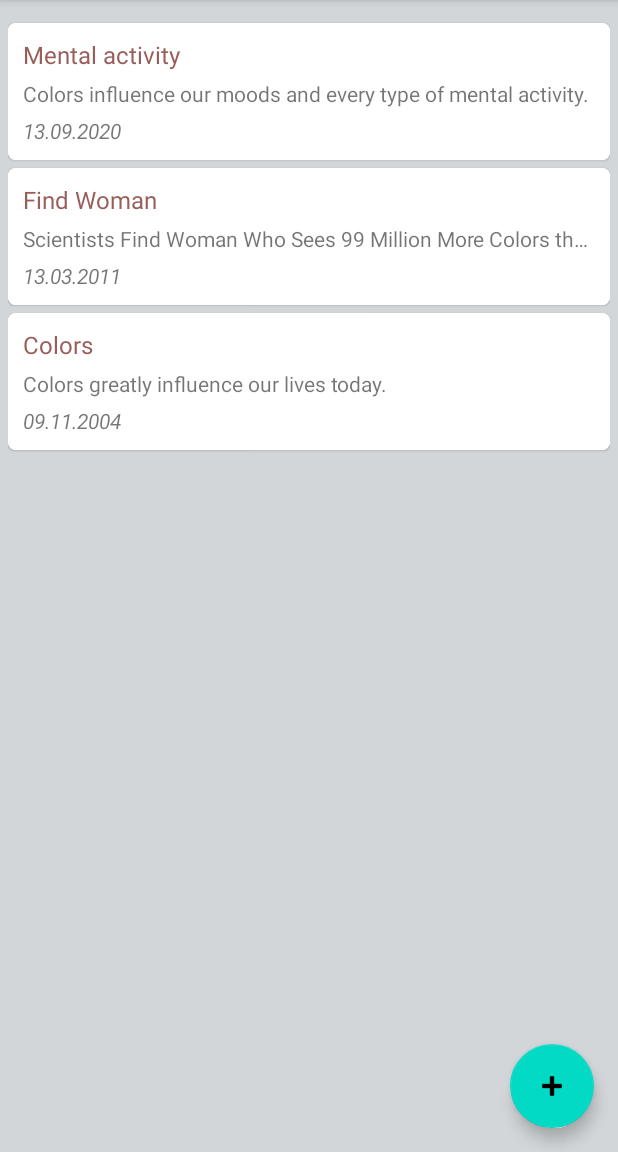
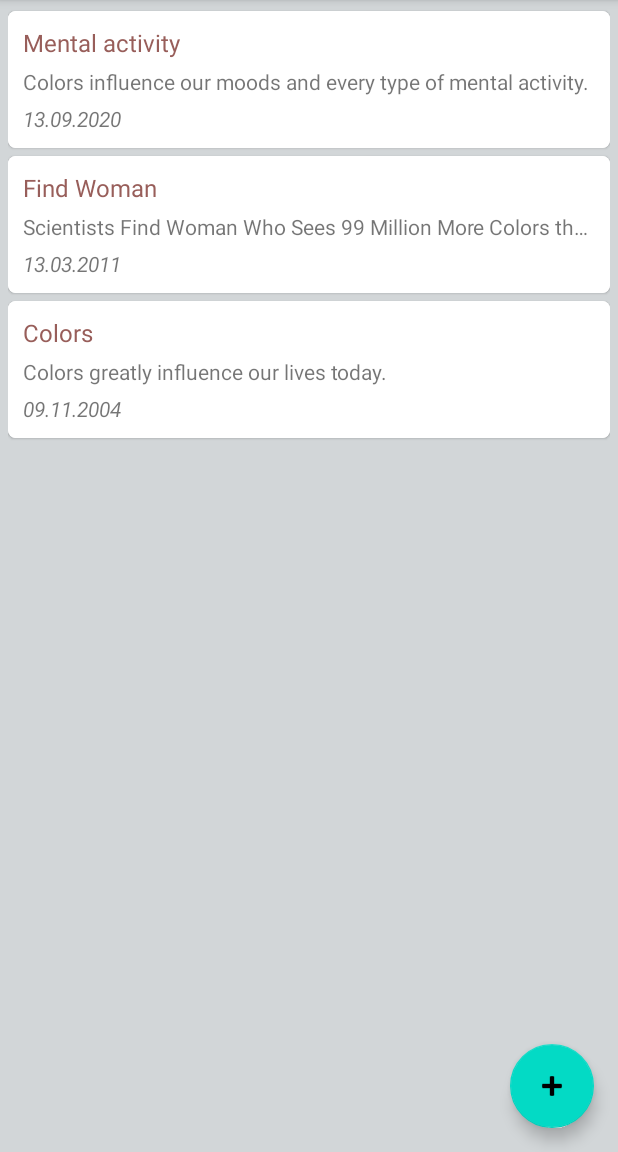
Before and after one commit to PobWalerii/NotesApp, an Android app: the screen it shows after launch (MainActivity), on a phone screen of 412 x 824 dp, the part 84-1236 px from its top. Run offline under Robolectric (Android 15) with nearby library versions, the phone set to English and light mode, and no system bars; our stand-ins replace Dagger/Hilt's generated code, Room's generated code, data binding.

Commit message:
Поменял иконку и верхние отступы в списке

```diff
--- a/app/src/main/AndroidManifest.xml
+++ b/app/src/main/AndroidManifest.xml
@@ -9,7 +9,7 @@
         android:allowBackup="true"
         android:dataExtractionRules="@xml/data_extraction_rules"
         android:fullBackupContent="@xml/backup_rules"
-        android:icon="@drawable/notes"
+        android:icon="@drawable/splash"
         android:label="@string/app_name"
         android:supportsRtl="true"
         android:theme="@style/Theme.App.Starting"
--- a/app/src/main/res/layout/fragment_list_notes.xml
+++ b/app/src/main/res/layout/fragment_list_notes.xml
@@ -28,7 +28,8 @@
             android:layout_height="wrap_content"
             android:layout_marginStart="@dimen/item_margin"
             android:layout_marginEnd="@dimen/item_margin"
-            android:elevation="1dp"
+            android:layout_marginTop="@dimen/progress_horizontal_margin_top"
+            android:elevation="2dp"
             android:indeterminate="true"
             app:layout_constraintEnd_toEndOf="parent"
             app:layout_constraintStart_toStartOf="parent"
--- a/app/src/main/res/values/dimens.xml
+++ b/app/src/main/res/values/dimens.xml
@@ -2,7 +2,8 @@
 <resources>
     <dimen name="progress_size">70dp</dimen>
     <dimen name="progress_margin">10dp</dimen>
-    <dimen name="list_padding_top">10dp</dimen>
+    <dimen name="progress_horizontal_margin_top">-3dp</dimen>
+    <dimen name="list_padding_top">2dp</dimen>
     <dimen name="list_padding_bottom">80dp</dimen>
 
     <!--Item-->
```
Also changed, not shown: app/src/main/res/drawable/notes.png (deleted).
